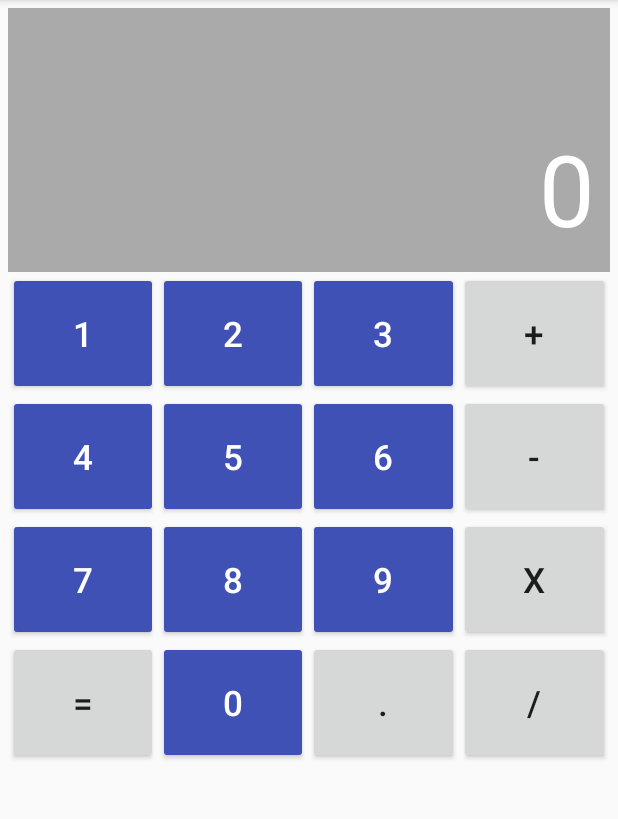
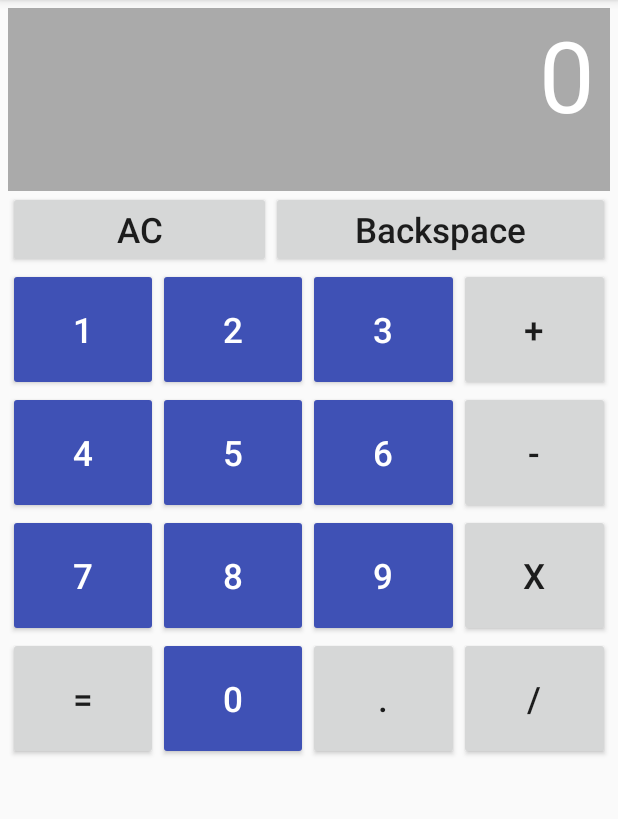
Before and after one commit to CLPT-217LTDD01/FirstApplication, an Android app: the screen it shows after launch (MainActivity), on a phone screen of 412 x 824 dp, the part 84-903 px from its top. Run offline under Robolectric (Android 15) with nearby library versions, the phone set to English and light mode, and no system bars.

Commit message:
Add AC and Backspace button

```diff
--- a/Calculator/app/src/main/java/com/example/quocc/calculator/MainActivity.java
+++ b/Calculator/app/src/main/java/com/example/quocc/calculator/MainActivity.java
@@ -14,12 +14,12 @@ public class MainActivity extends AppCompatActivity {
     TextView txtResult;
     Button btn0, btn1, btn2, btn3, btn4, btn5, btn6, btn7, btn8, btn9;
     Button btnPlus, btnMinus, btnMul, btnDiv;
-    Button btnDot, btnResult;
+    Button btnAC, btnBackspace, btnDot, btnResult;
     Toast toast;
     double firstNumber = 0, secondNumber = 0;
 
     @Override
-    protected void onCreate(Bundle savedInstanceState) {
+    protected void onCreate(final Bundle savedInstanceState) {
         super.onCreate(savedInstanceState);
         setContentView(R.layout.activity_main);
 
@@ -227,8 +227,34 @@ public class MainActivity extends AppCompatActivity {
             }
         });
 
+        btnAC = (Button) findViewById(R.id.btnAC);
+        btnBackspace = (Button) findViewById(R.id.btnBackspace);
         btnDot = (Button) findViewById(R.id.btnDot);
         btnResult = (Button) findViewById(R.id.btnResult);
+
+        btnAC.setOnClickListener(new View.OnClickListener() {
+            @Override
+            public void onClick(View view) {
+                firstNumber = 0;
+                secondNumber = 0;
+                txtResult.setText("0");
+                if (getDisabledOperatorButton() != null)
+                    getDisabledOperatorButton().setEnabled(true);
+            }
+        });
+
+        btnBackspace.setOnClickListener(new View.OnClickListener() {
+            @Override
+            public void onClick(View view) {
+                if (!txtResult.getText().toString().equals("0")) {
+                    String s = txtResult.getText().toString();
+                    if (s.length() > 1)
+                        txtResult.setText(s.substring(0, s.length() - 1));
+                    else
+                        txtResult.setText("0");
+                }
+            }
+        });
 
         btnDot.setOnClickListener(new View.OnClickListener() {
             @Override
@@ -293,4 +319,9 @@ public class MainActivity extends AppCompatActivity {
         return null;
     }
 
+    public boolean checkIntegerNumber(double num) {
+        //Developing
+        return true;
+    }
+
 }
--- a/Calculator/app/src/main/res/layout/activity_main.xml
+++ b/Calculator/app/src/main/res/layout/activity_main.xml
@@ -17,17 +17,39 @@
         <TextView
             android:id="@+id/txtResult"
             android:layout_width="match_parent"
-            android:layout_height="176dp"
+            android:layout_height="122dp"
             android:autoText="false"
             android:background="@android:color/darker_gray"
             android:paddingRight="10dp"
-            android:paddingTop="76dp"
             android:textAlignment="viewEnd"
             android:textColor="#fff"
             android:textSize="66sp"
             app:layout_constraintEnd_toEndOf="parent"
             app:layout_constraintStart_toStartOf="parent"
             app:layout_constraintTop_toTopOf="parent" />
+
+        <LinearLayout
+            android:layout_width="match_parent"
+            android:layout_height="wrap_content"
+            android:orientation="horizontal">
+
+            <Button
+                android:id="@+id/btnAC"
+                android:layout_width="wrap_content"
+                android:layout_height="match_parent"
+                android:layout_weight="1"
+                android:text="AC"
+                android:textSize="23sp" />
+
+            <Button
+                android:id="@+id/btnBackspace"
+                android:layout_width="wrap_content"
+                android:layout_height="match_parent"
+                android:layout_weight="1"
+                android:text="Backspace"
+                android:textAllCaps="false"
+                android:textSize="23sp" />
+        </LinearLayout>
 
         <LinearLayout
             android:layout_width="match_parent"
```
